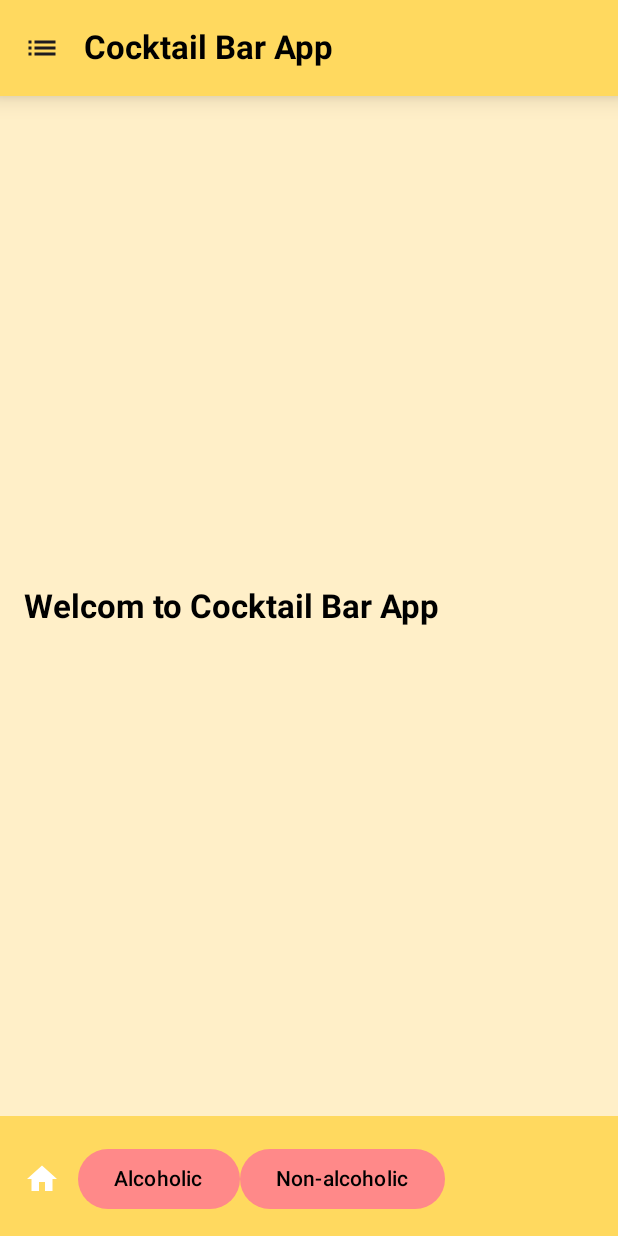
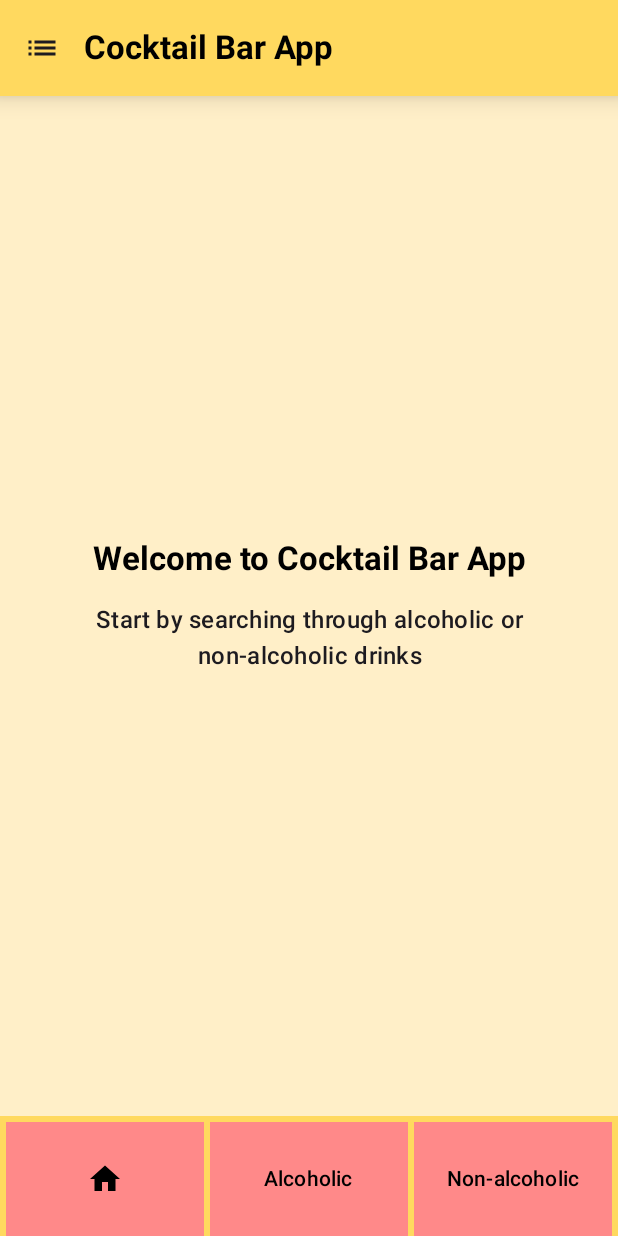
Before and after one commit to Frostyyyl/Cocktail-Bar, an Android app built with Jetpack Compose: the screen it shows after launch (MainActivity), on a phone screen of 412 x 824 dp. Run offline under Robolectric (Android 15) with nearby library versions, the phone set to English and light mode, and no system bars.

Commit message:
Filter array, fix buttons at bottom bar

```diff
--- a/app/src/main/java/com/example/cocktail_bar/MainActivity.kt
+++ b/app/src/main/java/com/example/cocktail_bar/MainActivity.kt
@@ -49,8 +49,6 @@ class MainActivity : ComponentActivity() {
         super.onCreate(savedInstanceState)
         enableEdgeToEdge()
         setContent {
-            //CocktailApp(viewModel)
-
             val snackbarHostState = remember { SnackbarHostState() }
             val scope = rememberCoroutineScope()
             val pagerState = rememberPagerState(pageCount = {
@@ -66,7 +64,7 @@ class MainActivity : ComponentActivity() {
                         state = pagerState,
                         modifier = Modifier
                             .fillMaxSize()
-                            .padding(innerPadding)
+                            .padding(innerPadding) // is this useful for anything?
                     ) { page ->
                         when(page) {
                             0 -> HomeCard()
--- a/app/src/main/java/com/example/cocktail_bar/components/cards/AlcoholicCategoryCard.kt
+++ b/app/src/main/java/com/example/cocktail_bar/components/cards/AlcoholicCategoryCard.kt
@@ -37,7 +37,7 @@ fun AlcoholicCategoryCard(
     modifier: Modifier = Modifier,
     scope: CoroutineScope = rememberCoroutineScope(),
 ) {
-    val cocktails = viewModel.cocktails.value
+    val cocktails = viewModel.cocktails.value.filter {it.alcoholic == "Alcoholic"}
     var selectedCocktail by remember { mutableIntStateOf(0) }
     val scrollState = rememberScrollState(initial = 0)
 
@@ -48,7 +48,6 @@ fun AlcoholicCategoryCard(
     }
 
     if (isTablet()){
-
         Row () {
             CocktailList(Modifier.weight(3f), cocktails) { index: Int ->
                 selectedCocktail = index
--- a/app/src/main/java/com/example/cocktail_bar/components/cards/HomeCard.kt
+++ b/app/src/main/java/com/example/cocktail_bar/components/cards/HomeCard.kt
@@ -1,11 +1,15 @@
 package com.example.cocktail_bar.components.cards
 
 import androidx.compose.foundation.layout.Column
+import androidx.compose.foundation.layout.fillMaxWidth
 import androidx.compose.foundation.layout.padding
+import androidx.compose.foundation.layout.wrapContentSize
 import androidx.compose.material3.MaterialTheme
 import androidx.compose.material3.Text
 import androidx.compose.runtime.Composable
+import androidx.compose.ui.Alignment
 import androidx.compose.ui.Modifier
+import androidx.compose.ui.text.style.TextAlign
 import androidx.compose.ui.unit.dp
 
 @Composable
@@ -13,9 +17,23 @@ fun HomeCard() {
     Column(
         modifier = Modifier.padding(16.dp)
     ) {
-        Text(
-            text = "Welcom to Cocktail Bar App",
-            style = MaterialTheme.typography.titleLarge
-        )
+        Column (
+            modifier = Modifier
+                .fillMaxWidth()
+                .wrapContentSize(Alignment.Center),
+            horizontalAlignment = Alignment.CenterHorizontally
+        ){
+            Text(
+                text = "Welcome to Cocktail Bar App",
+                style = MaterialTheme.typography.titleLarge,
+                textAlign = TextAlign.Center,
+                modifier = Modifier.padding(bottom = 16.dp)
+            )
+            Text(
+                text = "Start by searching through alcoholic or non-alcoholic drinks",
+                style = MaterialTheme.typography.titleMedium,
+                textAlign = TextAlign.Center
+            )
+        }
     }
 }
--- a/app/src/main/java/com/example/cocktail_bar/components/cards/NonAlcoholicCategoryCard.kt
+++ b/app/src/main/java/com/example/cocktail_bar/components/cards/NonAlcoholicCategoryCard.kt
@@ -37,7 +37,7 @@ fun NonAlcoholicCategoryCard(
     modifier: Modifier = Modifier,
     scope: CoroutineScope = rememberCoroutineScope(),
 ) {
-    val cocktails = viewModel.cocktails.value
+    val cocktails = viewModel.cocktails.value.filter {it.alcoholic == "Optional alcohol" || it.alcoholic == "Non alcoholic"}
     var selectedCocktail by remember { mutableIntStateOf(0) }
     val scrollState = rememberScrollState(initial = 0)
 
@@ -48,7 +48,6 @@ fun NonAlcoholicCategoryCard(
     }
 
     if (isTablet()){
-
         Row () {
             CocktailList(Modifier.weight(3f), cocktails) { index: Int ->
                 selectedCocktail = index
--- a/app/src/main/java/com/example/cocktail_bar/components/layout/CardBarComponent.kt
+++ b/app/src/main/java/com/example/cocktail_bar/components/layout/CardBarComponent.kt
@@ -1,16 +1,28 @@
 package com.example.cocktail_bar.components.layout
 
 import androidx.compose.foundation.gestures.animateScrollBy
+import androidx.compose.foundation.layout.Arrangement
+import androidx.compose.foundation.layout.PaddingValues
+import androidx.compose.foundation.layout.Row
+import androidx.compose.foundation.layout.fillMaxHeight
+import androidx.compose.foundation.layout.fillMaxWidth
+import androidx.compose.foundation.layout.padding
 import androidx.compose.foundation.pager.PagerState
 import androidx.compose.material.icons.Icons
 import androidx.compose.material.icons.filled.Home
 import androidx.compose.material3.BottomAppBar
 import androidx.compose.material3.Button
+import androidx.compose.material3.ButtonDefaults
 import androidx.compose.material3.Icon
 import androidx.compose.material3.IconButton
 import androidx.compose.material3.MaterialTheme
 import androidx.compose.material3.Text
 import androidx.compose.runtime.Composable
+import androidx.compose.ui.Alignment
+import androidx.compose.ui.Modifier
+import androidx.compose.ui.graphics.Color
+import androidx.compose.ui.graphics.RectangleShape
+import androidx.compose.ui.unit.dp
 import kotlinx.coroutines.CoroutineScope
 import kotlinx.coroutines.launch
 
@@ -20,23 +32,50 @@ fun CardBar(
     scope: CoroutineScope
 ) {
     BottomAppBar (
-        actions = {
-            IconButton(onClick = {
-                scope.launch { pagerState.animateScrollToPage(0) }
-            }) {
-                Icon(Icons.Filled.Home, contentDescription = "Home")
+        containerColor = MaterialTheme.colorScheme.secondary
+    ) {
+        Row(
+            modifier = Modifier
+                .fillMaxWidth(),
+            horizontalArrangement = Arrangement.spacedBy(4.dp)
+        ) {
+            val tileModifier = Modifier
+                .weight(1f)
+                .fillMaxHeight()
+            val tileButtonDefaults = ButtonDefaults.buttonColors(
+                containerColor = MaterialTheme.colorScheme.primary,
+                contentColor = Color.White
+            )
+
+            Button(
+                onClick = { scope.launch { pagerState.animateScrollToPage(0) } },
+                modifier = tileModifier,
+                shape = RectangleShape,
+                colors = tileButtonDefaults,
+                contentPadding = PaddingValues(0.dp)
+            ) {
+                Icon(Icons.Filled.Home, contentDescription = "Home", tint = Color.Black)
             }
-            Button(onClick = {
-                scope.launch { pagerState.animateScrollToPage(1) }
-            }) {
+
+            Button(
+                onClick = { scope.launch { pagerState.animateScrollToPage(1) } },
+                modifier = tileModifier,
+                shape = RectangleShape,
+                colors = tileButtonDefaults,
+                contentPadding = PaddingValues(0.dp)
+            ) {
                 Text("Alcoholic")
             }
-            Button(onClick = {
-                scope.launch { pagerState.animateScrollToPage(2) }
-            }) {
+
+            Button(
+                onClick = { scope.launch { pagerState.animateScrollToPage(2) } },
+                modifier = tileModifier,
+                shape = RectangleShape,
+                colors = tileButtonDefaults,
+                contentPadding = PaddingValues(0.dp)
+            ) {
                 Text("Non-alcoholic")
             }
-        },
-        containerColor = MaterialTheme.colorScheme.secondary
-    )
+        }
+    }
 }
```
